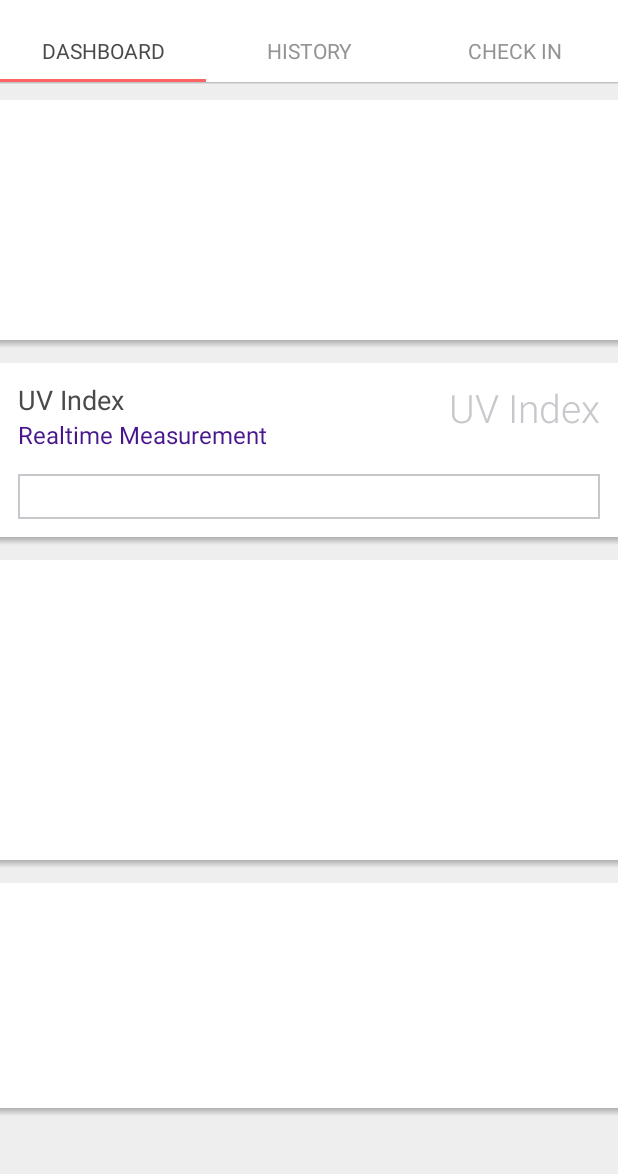
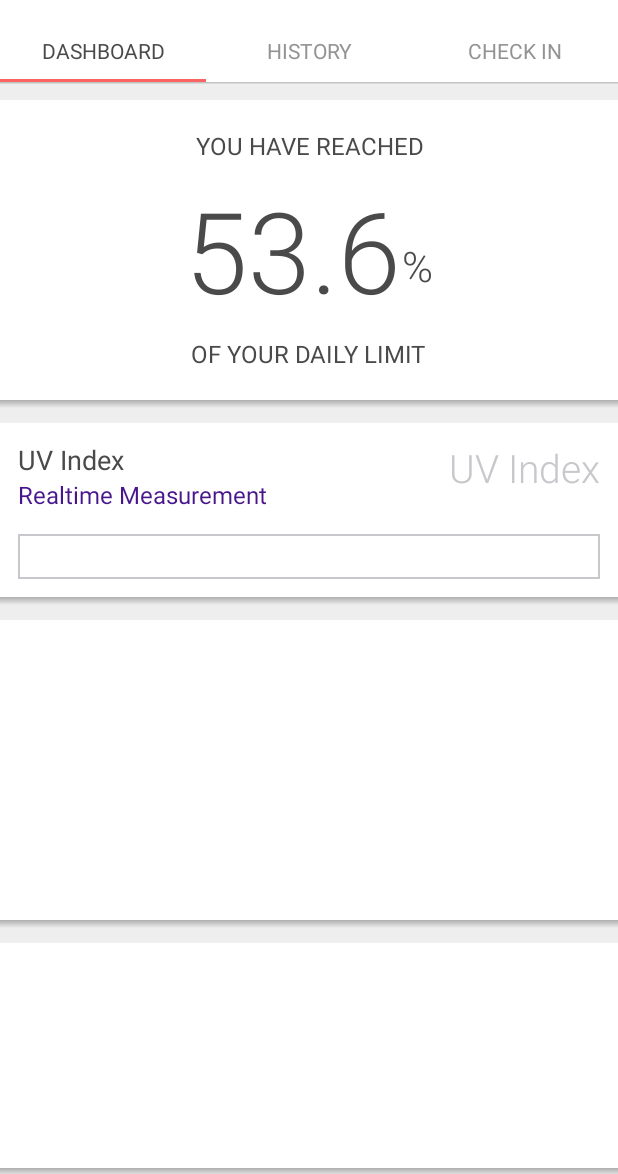
Before and after one commit to SHADE-io/Shade-Android-UI, an Android app: the FragmentDashboard screen opened directly, with no data from a screen before it, on a phone screen of 412 x 824 dp, the part 62-1236 px from its top. Run offline under Robolectric (Android 15) with nearby library versions, the phone set to English and light mode, and no system bars.

Commit message:
design in dashboard section and functionality implementation

```diff
--- a/app/src/main/res/layout/fragment_dashboard.xml
+++ b/app/src/main/res/layout/fragment_dashboard.xml
@@ -22,11 +22,13 @@
             <RelativeLayout
                 android:id="@+id/frg_sensor_statusLayout"
                 android:layout_width="match_parent"
-                android:layout_height="160dp"
+                android:layout_height="200dp"
                 android:layout_marginTop="@dimen/dp_ten"
-                android:background="@color/md_white_1000">
+                android:background="@color/md_white_1000"
+                android:padding="@dimen/dp_twelve">
 
                 <!--<include layout="@layout/inflate_dashboard_viewhistory" />-->
+                <include layout="@layout/inflate_dashboard_dailylimit" />
 
             </RelativeLayout>
 
--- /dev/null
+++ b/app/src/main/res/layout/inflate_dashboard_dailylimit.xml
@@ -0,0 +1,57 @@
+<?xml version="1.0" encoding="utf-8"?>
+<LinearLayout xmlns:android="http://schemas.android.com/apk/res/android"
+    xmlns:shade="http://schemas.android.com/apk/res-auto"
+    android:layout_width="match_parent"
+    android:layout_height="match_parent"
+    android:gravity="center"
+    android:orientation="vertical">
+
+    <com.shades.shade.widgets.ShadeTextView
+        android:layout_width="wrap_content"
+        android:layout_height="wrap_content"
+        android:gravity="center"
+        android:text="@string/frag_dashboard_reached"
+        android:textColor="@color/textColor"
+        android:textSize="@dimen/sp_mediumx"
+        shade:customFont="@string/roboto_regular" />
+
+    <LinearLayout
+        android:layout_width="wrap_content"
+        android:layout_height="wrap_content"
+        android:orientation="horizontal">
+
+        <com.shades.shade.widgets.ShadeTextView
+            android:id="@+id/frg_txt_viewHistory"
+            android:layout_width="wrap_content"
+            android:layout_height="wrap_content"
+            android:layout_marginTop="@dimen/dp_eight"
+            android:gravity="center"
+            android:singleLine="true"
+            android:text="53.6"
+            android:textColor="@color/textColor"
+            android:textSize="75sp"
+            shade:customFont="@string/roboto_light" />
+
+        <com.shades.shade.widgets.ShadeTextView
+            android:layout_width="wrap_content"
+            android:layout_height="wrap_content"
+            android:gravity="center"
+            android:singleLine="true"
+            android:text="%"
+            android:textColor="@color/textColor"
+            android:textSize="@dimen/sp_largexxx"
+            shade:customFont="@string/roboto_light" />
+    </LinearLayout>
+
+
+    <com.shades.shade.widgets.ShadeTextView
+        android:layout_width="wrap_content"
+        android:layout_height="wrap_content"
+        android:layout_marginTop="@dimen/dp_eight"
+        android:gravity="center"
+        android:text="@string/frag_dashboard_off_limit"
+        android:textColor="@color/textColor"
+        android:textSize="@dimen/sp_mediumx"
+        shade:customFont="@string/roboto_regular" />
+
+</LinearLayout>
--- a/app/src/main/res/values/strings.xml
+++ b/app/src/main/res/values/strings.xml
@@ -59,8 +59,7 @@
     <string name="frag_dashboard_Realtime_Measurement">Realtime Measurement</string>
     <string name="frag_dashboard_view_history_btn">VIEW HISTORY</string>
     <string name="frag_dashboard_view_history_dsc">You can now adjust your daily limit\nfor UV exposure from History.</string>
-
-
-
+    <string name="frag_dashboard_reached">YOU HAVE REACHED</string>
+    <string name="frag_dashboard_off_limit">OF YOUR DAILY LIMIT</string>
 
 </resources>
```
